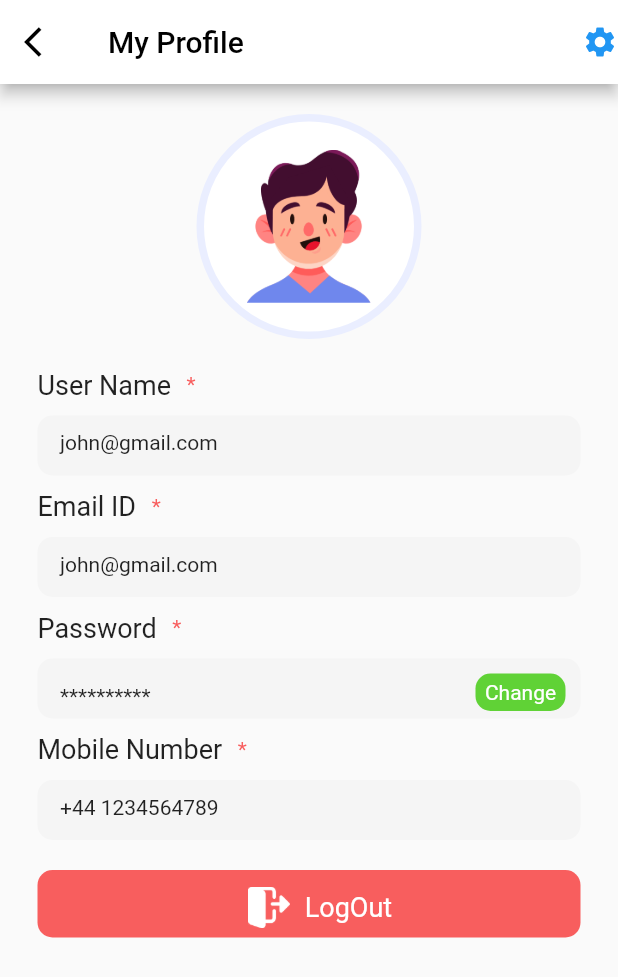
After one commit to imkurmywal/bondo-app, a Flutter app: the Profile screen opened directly, on a phone screen of 412 x 824 dp. The commit adds this screen. Shown: the top 977 px of the screen. Run offline on Flutter 3.47's test engine with Material 2 defaults, Android fonts, the phone set to English and light mode, and no system bars; our stand-ins replace cloud_firestore, email_validator, firebase_auth, google_maps_flutter, google_sign_in, modal_progress_hud and 1 more; missing offline and left inert: flutter_country_picker, language_pickers; accounts and stored records are empty.

Commit message:
Niazi screen work

```diff
--- a/lib/main.dart
+++ b/lib/main.dart
@@ -7,6 +7,8 @@ import 'package:bondo/screens/signup.dart';
 import 'package:bondo/utils/routes.dart';
 import 'package:flutter/material.dart';
 import 'package:flutter/services.dart';
+import 'package:bondo/screens/all_tabview.dart';
+import 'package:bondo/screens/setting.dart';
 
 void main() {
   WidgetsFlutterBinding.ensureInitialized();
@@ -23,6 +25,10 @@ void main() {
         Routes.PHONE_VERIFICATION: (context) => PhoneVerification(),
         Routes.LOGIN: (context) => Login(),
         Routes.FORGET_PASSWORD: (context) => ForgetPassword(),
+        Routes.All_Tabs: (context) => AllTabs(),
+        Routes.Settings: (context) => Setting(),
+
+
       },
     ));
   });
--- a/lib/screens/login.dart
+++ b/lib/screens/login.dart
@@ -1,4 +1,5 @@
 import 'package:bondo/config/size_config.dart';
+import 'package:bondo/screens/all_tabview.dart';
 import 'package:bondo/utils/color.dart';
 import 'package:bondo/utils/routes.dart';
 import 'package:bondo/view_model/user/login_view_model.dart';
@@ -213,8 +214,9 @@ class LoginPage extends StatelessWidget {
                   ),
                   GestureDetector(
                     onTap: () {
-                      loginAction(context);
-                    },
+                 AppRoutes.push(context,Routes.All_Tabs);
+                      /*     loginAction(context);
+                 */   },
                     child: Container(
                       height: SizeConfig.screenHeight * .06,
                       decoration: BoxDecoration(
--- /dev/null
+++ b/lib/screens/profile.dart
@@ -0,0 +1,216 @@
+import 'package:flutter/material.dart';
+import 'package:bondo/config/size_config.dart';
+import 'package:bondo/utils/color.dart';
+import 'package:bondo/utils/routes.dart';
+class Profile extends StatefulWidget {
+  @override
+  _ProfileState createState() => _ProfileState();
+}
+
+class _ProfileState extends State<Profile> {
+ String userName='john@gmail.com',email='john@gmail.com',password='**********',mobileNumber='+44 1234564789';
+  @override
+  Widget build(BuildContext context) {
+    return Scaffold(
+      appBar: AppBar(
+        backgroundColor: Colors.white,
+        leading: GestureDetector(
+          onTap: (){AppRoutes.pop(context);
+          },
+          child: Icon(
+            Icons.arrow_back_ios
+       ,color: Colors.black, ),
+        ),
+      title: Text('My Profile',style: TextStyle(color: Colors.black,fontSize: 20),),
+        actions: [
+          GestureDetector(
+            onTap: (){
+              AppRoutes.push(context,Routes.Settings);
+
+
+            },
+            child: Icon(
+              Icons.settings,color: Colors.blue,
+            ),
+          )
+
+        ],
+      ),
+      body: Container(
+        width: SizeConfig.screenWidth,
+      height: SizeConfig.screenHeight,
+      margin: EdgeInsets.symmetric(horizontal: 25),
+      child: Column(
+        children: [
+
+          Container(
+            margin: EdgeInsets.only(top: 20),
+          width: 150,
+            height: 150,
+            decoration: BoxDecoration(
+                color: Colors.white,
+                shape: BoxShape.circle
+                ,border: Border.all(
+              color: Color(0xffEAEEFF),
+            width: 5
+            ),
+            ),
+          child: Image.asset('assets/images/person.png',scale: 3.5,),
+          ),
+        SizedBox(
+          height: 20,
+        ),
+          Column(
+            children: [
+              new Row(
+                children: [
+                  Text('User Name',style: TextStyle(fontSize: 18),),
+                  Text('   *',style: TextStyle(color: red),)
+                ],
+              ),
+              Container(
+                width: SizeConfig.screenWidth,
+                height: 40,
+                margin: EdgeInsets.symmetric(horizontal: 0, vertical: 10),
+                padding:EdgeInsets.only(top: 10,left: 15) ,
+                decoration: BoxDecoration(
+                  color: fieldBackground,
+                  borderRadius: BorderRadius.all(Radius.circular(10)),
+
+                ),
+              child: Text(userName),
+              ),
+
+            ],
+          ),
+          Column(
+            children: [
+              new Row(
+                children: [
+                  Text('Email ID',style: TextStyle(fontSize: 18),),
+                  Text('   *',style: TextStyle(color: red),)
+                ],
+              ),
+              Container(
+                width: SizeConfig.screenWidth,
+                height: 40,
+                margin: EdgeInsets.symmetric(horizontal: 0, vertical: 10),
+                padding:EdgeInsets.only(top: 10,left: 15) ,
+                decoration: BoxDecoration(
+                  color: fieldBackground,
+                  borderRadius: BorderRadius.all(Radius.circular(10)),
+
+                ),
+                child: Text(email),
+              ),
+
+            ],
+          ),
+          Column(
+            children: [
+              new Row(
+                children: [
+                  Text('Password',style: TextStyle(fontSize: 18),),
+                  Text('   *',style: TextStyle(color: red),)
+                ],
+              ),
+              Container(
+                width: SizeConfig.screenWidth,
+                height: 40,
+                margin: EdgeInsets.symmetric(horizontal: 0, vertical: 10),
+                padding:EdgeInsets.only(top: 10,left: 15) ,
+                decoration: BoxDecoration(
+                  color: fieldBackground,
+                  borderRadius: BorderRadius.all(Radius.circular(10)),
+
+                ),
+                child: Row(
+                  mainAxisAlignment: MainAxisAlignment.spaceBetween,
+                  children: [
+                    Text(password),
+                    GestureDetector(
+                      onTap: _changePassword,
+                      child: Container(
+                        margin: EdgeInsets.only(bottom: 5,right: 10),
+                        width: 60,
+                        height: 30,
+
+                        decoration: BoxDecoration(
+                          color: green,
+                          borderRadius: BorderRadius.all(Radius.circular(10)),
+
+
+                        ),
+                     child: Center(child: Text('Change',style: TextStyle(color: Colors.white),),),
+                      ),
+
+                    )
+                  ],
+                ),
+              ),
+
+            ],
+          ),
+          Column(
+            children: [
+              new Row(
+                children: [
+                  Text('Mobile Number',style: TextStyle(fontSize: 18),),
+                  Text('   *',style: TextStyle(color: red),)
+                ],
+              ),
+              Container(
+                width: SizeConfig.screenWidth,
+                height: 40,
+                margin: EdgeInsets.symmetric(horizontal: 0, vertical: 10),
+                padding:EdgeInsets.only(top: 10,left: 15) ,
+                decoration: BoxDecoration(
+                  color: fieldBackground,
+                  borderRadius: BorderRadius.all(Radius.circular(10)),
+
+                ),
+                child: Text(mobileNumber),
+              ),
+
+            ],
+          ),
+
+          GestureDetector(
+            onTap:_logOut,
+            child: Container(
+              width: SizeConfig.screenWidth,
+              height: 45,
+              margin: EdgeInsets.symmetric(horizontal: 0, vertical: 10),
+              padding:EdgeInsets.only(top: 5,left: 15) ,
+              decoration: BoxDecoration(
+                color: red,
+                borderRadius: BorderRadius.all(Radius.circular(10)),
+
+              ),
+              child: Center(
+                child: Row(
+                  mainAxisAlignment: MainAxisAlignment.center,
+                  children: [
+                   Image.asset('assets/images/logout.png',scale: 2.5,),
+                    Padding(
+                      padding: EdgeInsets.only(left: 10),
+                      child: Text('LogOut',style: TextStyle(fontSize: 18,color: Colors.white),),
+
+                    )
+                  ],
+                ),
+              ),
+            ),
+          ),
+
+        ],
+
+      ),
+      ),
+
+
+    );
+  }
+  void _logOut(){}
+ void _changePassword(){}
+}
--- a/lib/utils/routes.dart
+++ b/lib/utils/routes.dart
@@ -6,6 +6,9 @@ class Routes {
   static const PHONE_VERIFICATION = '/phone_verification';
   static const LOGIN = '/login';
   static const FORGET_PASSWORD = '/forget_password';
+  static const All_Tabs = '/all_tabview';
+  static const Settings = '/setting';
+
 }
 
 class AppRoutes {
--- a/pubspec.yaml
+++ b/pubspec.yaml
@@ -27,6 +27,8 @@ dependencies:
   email_validator:
   flutter_country_picker:
   pin_code_fields:
+  language_pickers:
+  google_maps_flutter:
 
   # UI Dependencies
   modal_progress_hud:
```
Also changed, not shown: lib/screens/all_tabview.dart (added, +53 -0 lines), lib/screens/mainscreen.dart (added, +116 -0 lines), lib/screens/notification.dart (added, +116 -0 lines), lib/screens/setting.dart (added, +83 -0 lines), lib/screens/voice_Message.dart (added, +29 -0 lines), assets/images/avatar.png (added), assets/images/filter.png (added), assets/images/location.png (added), assets/images/logout.png (added), assets/images/person.png (added), assets/images/record.png (added), pubspec.lock, 1 other file.
